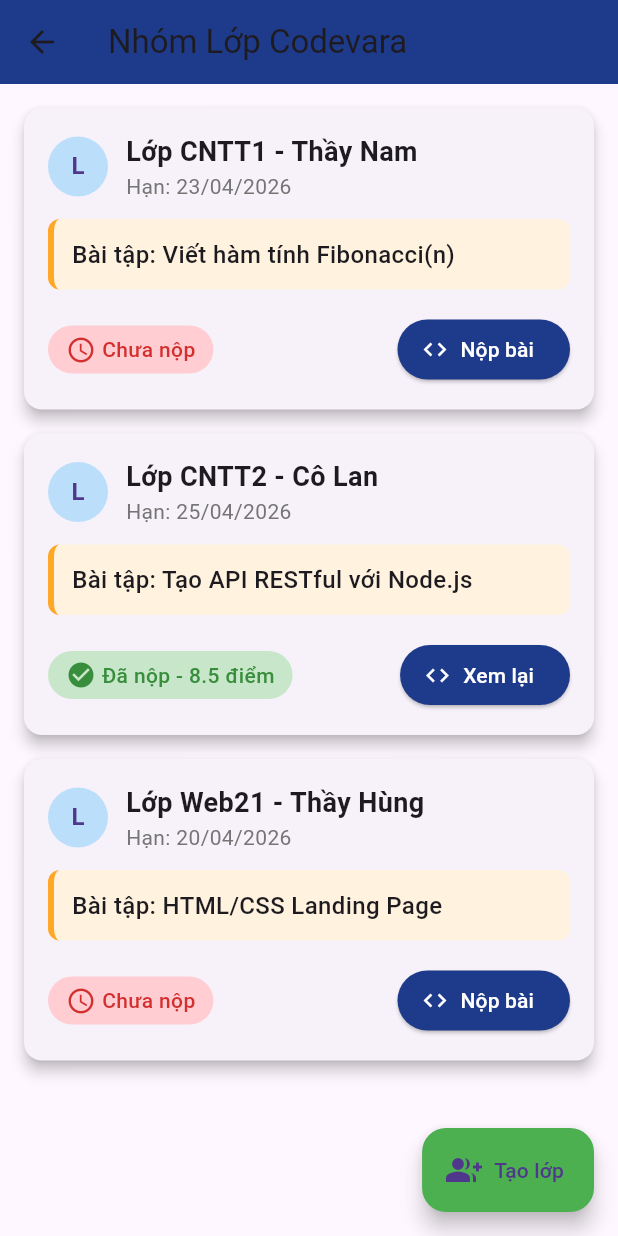
After one commit to AngelHaiQin/CodevaraApp, a Flutter app: the screen it shows after launch, after a tap on "Nhóm Lớp", on a phone screen of 412 x 824 dp. The commit adds this screen. Run offline on Flutter 3.47's test engine with Material 3 defaults, Android fonts, the phone set to English and light mode, and no system bars.

Commit message:
✅ Codevara complete - 5 screens Figma design

```diff
--- a/lib/main.dart
+++ b/lib/main.dart
@@ -1,11 +1,15 @@
 import 'package:flutter/material.dart';
 import 'screens/code_screen.dart';
+import 'screens/quiz_screen.dart';
+import 'screens/nhom_screen.dart';
+import 'screens/cong_dong_screen.dart';
+import 'screens/home_screen.dart';
 
 void main() {
   runApp(MaterialApp(
     title: 'Codevara',
     theme: ThemeData(primarySwatch: Colors.blue),
-    home: CodeScreen(),
+    home: HomeScreen(),
     debugShowCheckedModeBanner: false,
   ));
 }
--- /dev/null
+++ b/lib/screens/home_screen.dart
@@ -0,0 +1,90 @@
+import 'package:flutter/material.dart';
+import 'code_screen.dart';
+import 'quiz_screen.dart';
+import 'nhom_screen.dart';
+import 'cong_dong_screen.dart';  // ✅ Cộng Đồng
+
+class HomeScreen extends StatelessWidget {
+  @override
+  Widget build(BuildContext context) {
+    return Scaffold(
+      body: Container(
+        decoration: BoxDecoration(
+          gradient: LinearGradient(
+            colors: [Color(0xFF6366F1), Color(0xFFA78BFA), Color(0xFF06B6D4)],
+            begin: Alignment.topCenter,
+            end: Alignment.bottomCenter,
+          ),
+        ),
+        child: SafeArea(
+          child: Column(children: [
+            // Logo (giữ nguyên)
+            Padding(
+              padding: EdgeInsets.only(top: 60, bottom: 80),
+              child: Column(
+                children: [
+                  Text('CODEVARA', style: TextStyle(fontSize: 56, fontWeight: FontWeight.bold, color: Colors.white, letterSpacing: 4)),
+                  SizedBox(height: 8),
+                  Text('Học Code Không AI', style: TextStyle(fontSize: 20, color: Colors.white70)),
+                ],
+              ),
+            ),
+
+            // 4 Icon Figma
+            Expanded(
+              child: Padding(
+                padding: EdgeInsets.symmetric(horizontal: 40),
+                child: Column(
+                  mainAxisAlignment: MainAxisAlignment.center,
+                  children: [
+                    // Row 1
+                    Row(children: [
+                      Expanded(child: _buildIconButton(Icons.code, 'Dán Code', () => Navigator.push(context, MaterialPageRoute(builder: (_) => CodeScreen())), Colors.green)),
+                      SizedBox(width: 20),
+                      Expanded(child: _buildIconButton(Icons.quiz, 'Quiz Game', () => Navigator.push(context, MaterialPageRoute(builder: (_) => QuizScreen())), Colors.orange)),
+                    ]),
+                    SizedBox(height: 30),
+
+                    // Row 2 ✅ NHÓM + CỘNG ĐỒNG
+                    Row(children: [
+                      Expanded(child: _buildIconButton(Icons.group, 'Nhóm Lớp', () => Navigator.push(context, MaterialPageRoute(builder: (_) => NhomScreen())), Colors.purple)),
+                      SizedBox(width: 20),
+                      Expanded(child: _buildIconButton(Icons.chat_bubble_outline, 'Cộng Đồng', () => Navigator.push(context, MaterialPageRoute(builder: (_) => CongDongScreen())), Colors.pink)),
+                    ]),
+                  ],
+                ),
+              ),
+            ),
+          ]),
+        ),
+      ),
+    );
+  }
+
+  // _buildIconButton() giữ nguyên code cũ
+  Widget _buildIconButton(IconData icon, String label, VoidCallback onTap, Color color) {
+    return GestureDetector(
+      onTap: onTap,
+      child: Container(
+        height: 120,
+        decoration: BoxDecoration(
+          color: Colors.white.withOpacity(0.2),
+          borderRadius: BorderRadius.circular(24),
+          border: Border.all(color: Colors.white.withOpacity(0.3), width: 2),
+        ),
+        child: Column(
+          mainAxisAlignment: MainAxisAlignment.center,
+          children: [
+            Container(
+              padding: EdgeInsets.all(20),
+              decoration: BoxDecoration(color: color.withOpacity(0.3), shape: BoxShape.circle),
+              child: Icon(icon, size: 40, color: Colors.white),
+            ),
+            SizedBox(height: 12),
+            Text(label, style: TextStyle(color: Colors.white, fontSize: 16, fontWeight: FontWeight.w600), textAlign: TextAlign.center),
+          ],
+        ),
+      ),
+    );
+  }
+}
--- /dev/null
+++ b/lib/screens/nhom_screen.dart
@@ -0,0 +1,217 @@
+import 'package:flutter/material.dart';
+// ❌ XÓA dòng này đi
+// import '../code_screen.dart';
+
+class NhomScreen extends StatefulWidget {
+  @override
+  _NhomScreenState createState() => _NhomScreenState();
+}
+
+class _NhomScreenState extends State<NhomScreen> {
+  List<Map<String, dynamic>> classes = [
+    {
+      'name': 'Lớp CNTT1 - Thầy Nam',
+      'assignment': 'Viết hàm tính Fibonacci(n)',
+      'deadline': '23/04/2026',
+      'submitted': false,
+      'score': null,
+    },
+    {
+      'name': 'Lớp CNTT2 - Cô Lan',
+      'assignment': 'Tạo API RESTful với Node.js',
+      'deadline': '25/04/2026',
+      'submitted': true,
+      'score': 8.5,
+    },
+    {
+      'name': 'Lớp Web21 - Thầy Hùng',
+      'assignment': 'HTML/CSS Landing Page',
+      'deadline': '20/04/2026',
+      'submitted': false,
+      'score': null,
+    },
+  ];
+
+  void submitAssignment(int index) {
+    // ✅ Thay thế: hiển thị thông báo thay vì navigate
+    ScaffoldMessenger.of(context).showSnackBar(
+      SnackBar(
+        content: Text('Bạn vừa nộp: ${classes[index]["assignment"]}'),
+        backgroundColor: Colors.green,
+      ),
+    );
+
+    setState(() {
+      classes[index]['submitted'] = true;
+      classes[index]['score'] = 8.5; // Điểm mặc định
+    });
+  }
+
+  void createNewClass() {
+    showDialog(
+      context: context,
+      builder: (context) => AlertDialog(
+        title: Text('Tạo lớp mới'),
+        content: Column(
+          mainAxisSize: MainAxisSize.min,
+          children: [
+            TextField(
+              decoration: InputDecoration(labelText: 'Tên lớp'),
+              onSubmitted: (value) {
+                setState(() {
+                  classes.add({
+                    'name': value,
+                    'assignment': 'Bài tập mới',
+                    'deadline': 'Chưa đặt',
+                    'submitted': false,
+                    'score': null,
+                  });
+                });
+                Navigator.pop(context);
+              },
+            ),
+          ],
+        ),
+      ),
+    );
+  }
+
+  @override
+  Widget build(BuildContext context) {
+    return Scaffold(
+      appBar: AppBar(
+        title: Text('Nhóm Lớp Codevara'),
+        backgroundColor: Color(0xFF1E3A8A),
+        elevation: 0,
+      ),
+      body: ListView.builder(
+        padding: EdgeInsets.all(16),
+        itemCount: classes.length,
+        itemBuilder: (context, index) {
+          var lop = classes[index];
+          return Card(
+            margin: EdgeInsets.only(bottom: 16),
+            elevation: 4,
+            shape: RoundedRectangleBorder(
+              borderRadius: BorderRadius.circular(12),
+            ),
+            child: Padding(
+              padding: EdgeInsets.all(16),
+              child: Column(
+                crossAxisAlignment: CrossAxisAlignment.start,
+                children: [
+                  // Tên lớp + Thầy cô
+                  Row(
+                    children: [
+                      CircleAvatar(
+                        backgroundColor: Colors.blue[100],
+                        child: Text(lop['name'][0], style: TextStyle(fontWeight: FontWeight.bold)),
+                      ),
+                      SizedBox(width: 12),
+                      Expanded(
+                        child: Column(
+                          crossAxisAlignment: CrossAxisAlignment.start,
+                          children: [
+                            Text(
+                              lop['name'],
+                              style: TextStyle(fontSize: 18, fontWeight: FontWeight.bold),
+                            ),
+                            Text('Hạn: ${lop['deadline']}', style: TextStyle(color: Colors.grey[600])),
+                          ],
+                        ),
+                      ),
+                    ],
+                  ),
+                  SizedBox(height: 12),
+
+                  // Bài tập
+                  Container(
+                    width: double.infinity,
+                    padding: EdgeInsets.all(12),
+                    decoration: BoxDecoration(
+                      color: Colors.orange[50],
+                      borderRadius: BorderRadius.circular(8),
+                      border: Border(
+                        left: BorderSide(
+                          width: 4,
+                          color: Colors.orange[400]!,
+                        ),
+                      ),
+                    ),
+                    child: Text(
+                      'Bài tập: ${lop['assignment']}',
+                      style: TextStyle(fontSize: 16, fontWeight: FontWeight.w500),
+                    ),
+                  ),
+                  SizedBox(height: 16),
+
+                  // Trạng thái nộp bài
+                  Row(
+                    mainAxisAlignment: MainAxisAlignment.spaceBetween,
+                    children: [
+                      if (lop['submitted'])
+                        Container(
+                          padding: EdgeInsets.symmetric(horizontal: 12, vertical: 6),
+                          decoration: BoxDecoration(
+                            color: Colors.green[100],
+                            borderRadius: BorderRadius.circular(20),
+                          ),
+                          child: Row(
+                            mainAxisSize: MainAxisSize.min,
+                            children: [
+                              Icon(Icons.check_circle, color: Colors.green[700], size: 20),
+                              SizedBox(width: 4),
+                              Text(
+                                lop['score'] != null
+                                  ? 'Đã nộp - ${lop['score']} điểm'
+                                  : 'Đã nộp',
+                                style: TextStyle(color: Colors.green[700], fontWeight: FontWeight.w500),
+                              ),
+                            ],
+                          ),
+                        )
+                      else
+                        Container(
+                          padding: EdgeInsets.symmetric(horizontal: 12, vertical: 6),
+                          decoration: BoxDecoration(
+                            color: Colors.red[100],
+                            borderRadius: BorderRadius.circular(20),
+                          ),
+                          child: Row(
+                            mainAxisSize: MainAxisSize.min,
+                            children: [
+                              Icon(Icons.schedule, color: Colors.red[700], size: 20),
+                              SizedBox(width: 4),
+                              Text(
+                                'Chưa nộp',
+                                style: TextStyle(color: Colors.red[700], fontWeight: FontWeight.w500),
+                              ),
+                            ],
+                          ),
+                        ),
+                      ElevatedButton.icon(
+                        onPressed: () => submitAssignment(index),
+                        icon: Icon(Icons.code),
+                        label: Text(lop['submitted'] ? 'Xem lại' : 'Nộp bài'),
+                        style: ElevatedButton.styleFrom(
+                          backgroundColor: Color(0xFF1E3A8A),
+                          foregroundColor: Colors.white,
+                        ),
+                      ),
+                    ],
+                  ),
+                ],
+              ),
+            ),
+          );
+        },
+      ),
+      floatingActionButton: FloatingActionButton.extended(
+        onPressed: createNewClass,
+        icon: Icon(Icons.group_add),
+        label: Text('Tạo lớp'),
+        backgroundColor: Colors.green,
+      ),
+    );
+  }
+}
--- a/pubspec.yaml
+++ b/pubspec.yaml
@@ -13,6 +13,9 @@ dependencies:
     sdk: flutter
 
   cupertino_icons: ^1.0.8
+  http: ^1.6.0
+  firebase_core: ^4.6.0
+  cloud_firestore: ^6.2.0
 
 dev_dependencies:
   flutter_test:
```
Also changed, not shown: lib/screens/code_screen.dart (+54 -17 lines), lib/screens/cong_dong_screen.dart (added, +140 -0 lines), lib/screens/quiz_screen.dart (added, +86 -0 lines), pubspec.lock, 9 other files.
